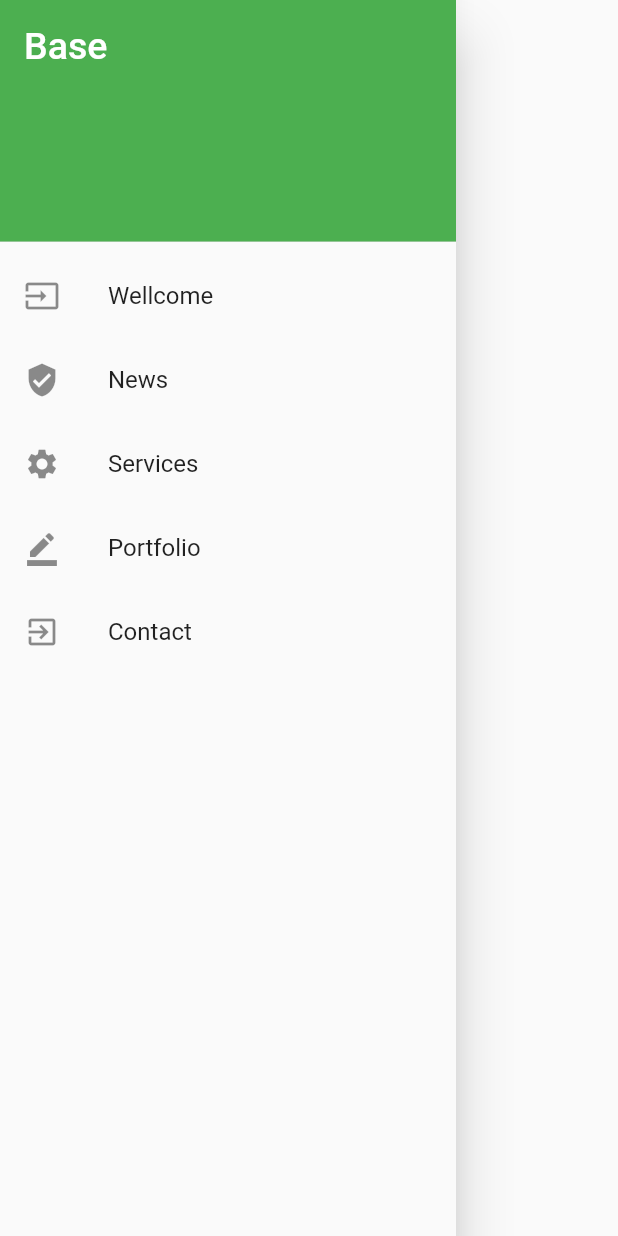
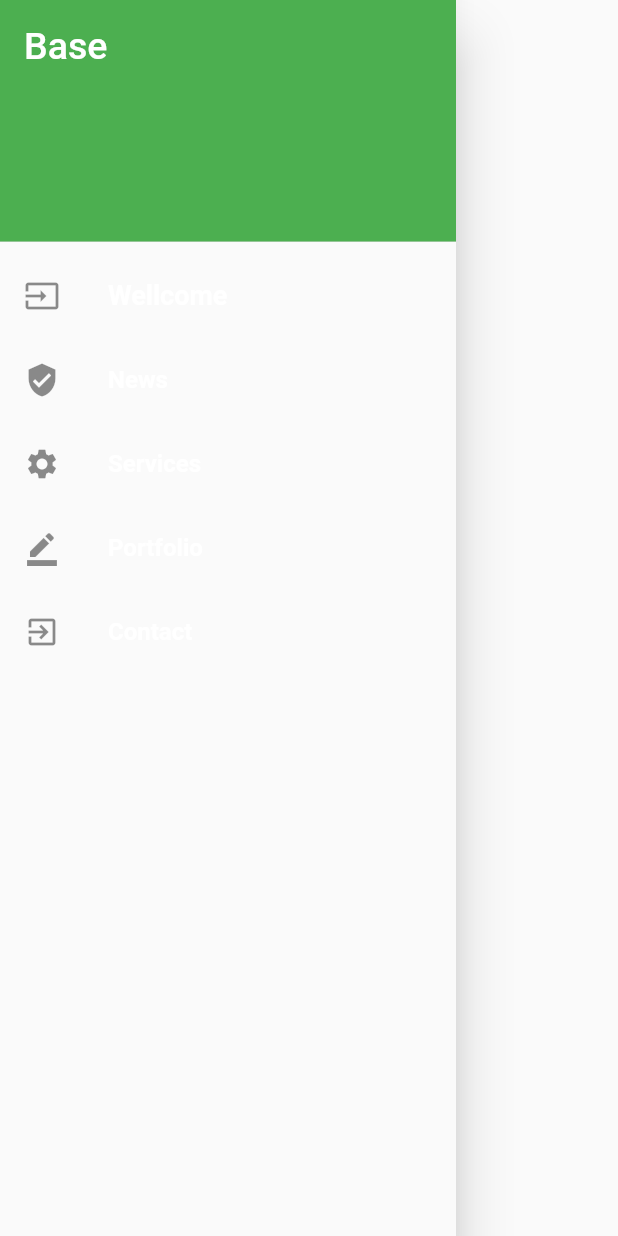
Before and after one commit to pedrozopayares/Base-Flutter-Template, a Flutter app: the NavDrawer widget shown alone on an empty page, opened directly, on a phone screen of 412 x 824 dp. Run offline on Flutter 3.47's test engine with Material 2 defaults, Android fonts, the phone set to English and light mode, and no system bars.

Commit message:
Text in drawer size changed.

```diff
--- a/lib/widgets/NavDrawer.dart
+++ b/lib/widgets/NavDrawer.dart
@@ -18,27 +18,67 @@ class NavDrawer extends StatelessWidget {
           ),
           ListTile(
             leading: Icon(Icons.input),
-            title: Text('Wellcome'),
+            title: Text(
+              'Wellcome',
+              textAlign: TextAlign.left,
+              overflow: TextOverflow.ellipsis,
+              style: TextStyle(
+                  color: Colors.white,
+                  fontSize: 18,
+                  fontWeight: FontWeight.bold),
+            ),
             onTap: () => {},
           ),
           ListTile(
             leading: Icon(Icons.verified_user),
-            title: Text('News'),
+            title: Text(
+              'News',
+              textAlign: TextAlign.left,
+              overflow: TextOverflow.ellipsis,
+              style: TextStyle(
+                  color: Colors.white,
+                  fontSize: 16,
+                  fontWeight: FontWeight.bold),
+            ),
             onTap: () => {Navigator.of(context).pop()},
           ),
           ListTile(
             leading: Icon(Icons.settings),
-            title: Text('Services'),
+            title: Text(
+              'Services',
+              textAlign: TextAlign.left,
+              overflow: TextOverflow.ellipsis,
+              style: TextStyle(
+                  color: Colors.white,
+                  fontSize: 16,
+                  fontWeight: FontWeight.bold),
+            ),
             onTap: () => {Navigator.of(context).pop()},
           ),
           ListTile(
             leading: Icon(Icons.border_color),
-            title: Text('Portfolio'),
+            title: Text(
+              'Portfolio',
+              textAlign: TextAlign.left,
+              overflow: TextOverflow.ellipsis,
+              style: TextStyle(
+                  color: Colors.white,
+                  fontSize: 16,
+                  fontWeight: FontWeight.bold),
+            ),
             onTap: () => {Navigator.of(context).pop()},
           ),
           ListTile(
             leading: Icon(Icons.exit_to_app),
-            title: Text('Contact'),
+            title: Text(
+              'Contact',
+              textAlign: TextAlign.left,
+              overflow: TextOverflow.ellipsis,
+              style: TextStyle(
+                  color: Colors.white,
+                  fontSize: 16,
+                  fontWeight: FontWeight.bold),
+            ),
             onTap: () => {Navigator.of(context).pop()},
           ),
         ],
```
